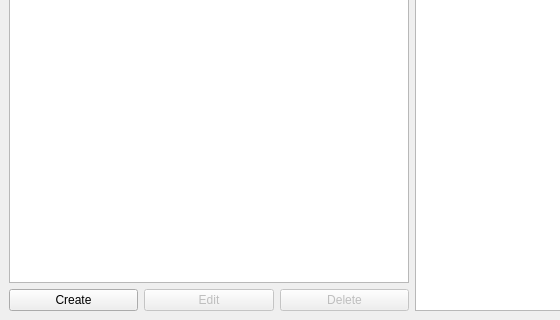
xavier-berthiaume/notes-app, file quick-notes/mainwindow.ui: the form before one commit; both pictures show x 0 to 560 and y 185 to 505 of the 1164 by 505 pixel window.
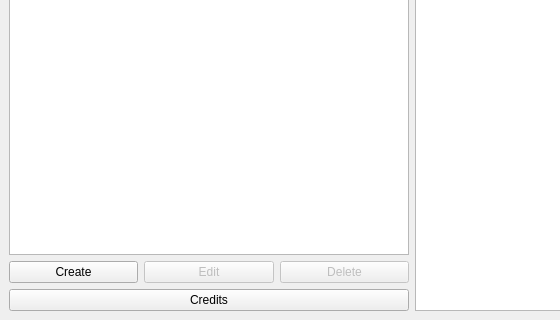
The form after the commit.

Commit message: Adding a button for credits + license

```diff
--- a/quick-notes/mainwindow.ui
+++ b/quick-notes/mainwindow.ui
@@ -76,6 +76,13 @@
         </item>
        </layout>
       </item>
+      <item>
+       <widget class="QPushButton" name="creditsButton">
+        <property name="text">
+         <string>Credits</string>
+        </property>
+       </widget>
+      </item>
      </layout>
     </item>
     <item>
```
The commit also changes 1 other file.
